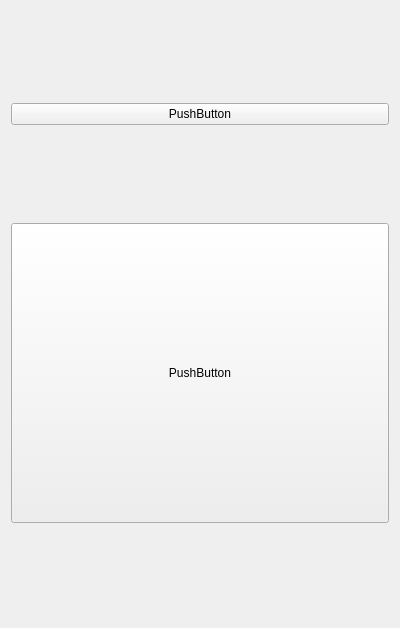
Before: the Qt Designer form RootTools/Treenity/UI/DiffuseShaderView.ui in kevinortegren/zombieshroom, drawn with Qt 5.
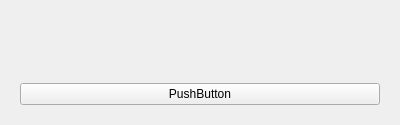
After: the same form once the commit is applied. Custom widgets are drawn as their Qt base class.

Commit message: Adds TextureDrop widget.

What changed in the file:
```diff
--- a/RootTools/Treenity/UI/DiffuseShaderView.ui
+++ b/RootTools/Treenity/UI/DiffuseShaderView.ui
@@ -7,25 +7,18 @@
     <x>0</x>
     <y>0</y>
     <width>400</width>
-    <height>628</height>
+    <height>125</height>
    </rect>
   </property>
   <property name="windowTitle">
    <string>Form</string>
   </property>
   <layout class="QGridLayout" name="gridLayout">
-   <item row="2" column="0">
-    <widget class="QPushButton" name="pushButton_2">
-     <property name="minimumSize">
-      <size>
-       <width>0</width>
-       <height>300</height>
-      </size>
-     </property>
-     <property name="text">
-      <string>PushButton</string>
-     </property>
-    </widget>
+   <item row="0" column="0">
+    <widget class="QWidget" name="widget" native="true">
+     <layout class="QGridLayout" name="gridLayout_2">
+      <item row="0" column="0">
+       <widget class="TextureDrop" name="widget_2" native="true"/>
    </item>
    <item row="1" column="0">
     <widget class="QPushButton" name="pushButton">
@@ -36,6 +29,17 @@
    </item>
   </layout>
  </widget>
+   </item>
+  </layout>
+ </widget>
+ <customwidgets>
+  <customwidget>
+   <class>TextureDrop</class>
+   <extends>QWidget</extends>
+   <header location="global">RootTools/Treenity/Include/TextureDrop.h</header>
+   <container>1</container>
+  </customwidget>
+ </customwidgets>
  <resources/>
  <connections/>
 </ui>
```
Lines whose indentation alone changed are shown as unchanged. The commit also changes 6 other files.
